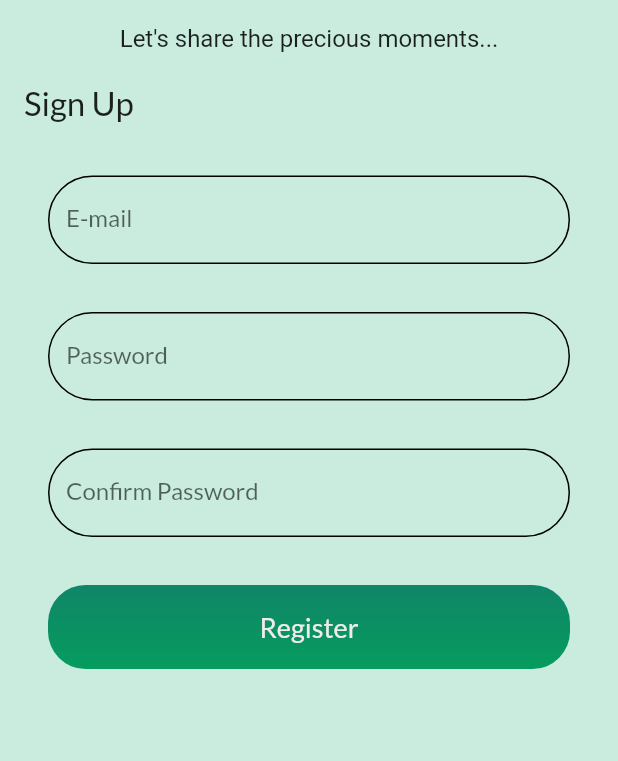
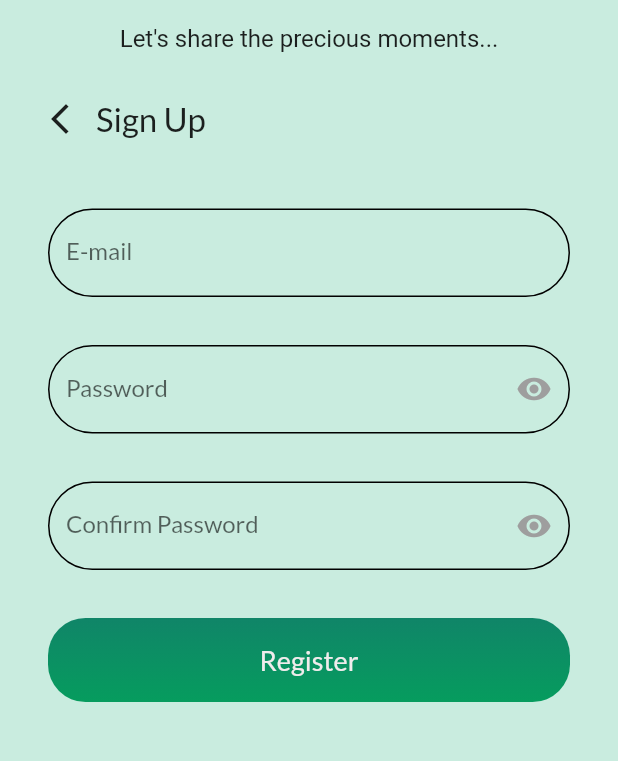
Before and after one commit to AkhilGK/PixMania, a Flutter app: the screen it shows after launch, after a tap on "Sign up.", on a phone screen of 412 x 824 dp, the part 195-956 px from its top. Run offline on Flutter 3.47's test engine with Material 2 defaults, Android fonts, the phone set to English and light mode, and no system bars; our stand-ins replace animated_splash_screen, awesome_dialog, cloud_firestore, firebase_auth, firebase_core, firebase_storage and 5 more; accounts and stored records are empty; Roboto replaces fonts that are missing (Monoton).

Commit message:
bugs fixing started

```diff
--- a/lib/constants/constants.dart
+++ b/lib/constants/constants.dart
@@ -1,4 +1,5 @@
 import 'package:flutter/cupertino.dart';
+import 'package:google_fonts/google_fonts.dart';
 
 const kbox10 = SizedBox(height: 10);
 const kbox20 = SizedBox(height: 20);
@@ -14,3 +15,4 @@ const kboxDecoration = BoxDecoration(
         Color.fromARGB(255, 134, 233, 187),
       ]),
 );
+TextStyle headingStyle = GoogleFonts.monoton(fontSize: 20);
--- a/lib/screens/authenticate/login_screen.dart
+++ b/lib/screens/authenticate/login_screen.dart
@@ -1,5 +1,6 @@
 import 'package:flutter/material.dart';
 import 'package:google_fonts/google_fonts.dart';
+import 'package:lottie/lottie.dart';
 import 'package:pixmania/widgets/login_widgets/appbar.dart';
 import 'package:pixmania/widgets/login_widgets/button.dart';
 import 'package:pixmania/widgets/login_widgets/formfield.dart';
@@ -77,6 +78,7 @@ class _LoginScreenState extends State<LoginScreen> {
                         label: 'Password',
                         hintText: 'Enter your pasword',
                         obscureText: true,
+                        isPassword: true,
                       ),
 
                       SubmitButton(
@@ -167,7 +169,8 @@ class _LoginScreenState extends State<LoginScreen> {
                             },
                           )
                         ],
-                      )
+                      ),
+                      Lottie.asset('assets/animations/animation_lk9dgaz1.zip')
                     ],
                   ),
                 ),
--- a/lib/screens/authenticate/sign_up.dart
+++ b/lib/screens/authenticate/sign_up.dart
@@ -49,8 +49,11 @@ class _SignUpState extends State<SignUp> {
                       style: GoogleFonts.monoton(fontSize: 16)),
                   kbox20,
                   Row(
-                    children: const [
-                      Text(
+                    children: [
+                      IconButton(
+                          onPressed: () => Navigator.of(context).pop(),
+                          icon: const Icon(Icons.arrow_back_ios_new)),
+                      const Text(
                         'Sign Up',
                         style: TextStyle(fontSize: 22),
                       ),
@@ -67,12 +70,14 @@ class _SignUpState extends State<SignUp> {
                     label: 'Password',
                     hintText: 'Enter your pasword',
                     obscureText: true,
+                    isPassword: true,
                   ),
                   CustomFormfield(
                     controller: confirmController,
                     label: 'Confirm Password',
                     hintText: 'Confirm pasword',
                     obscureText: true,
+                    isPassword: true,
                   ),
                   SubmitButton(
                       title: 'Register', onpressfun: _registerButtonPressed),
--- a/lib/screens/other_screens/home.dart
+++ b/lib/screens/other_screens/home.dart
@@ -2,6 +2,7 @@
 
 import 'package:cloud_firestore/cloud_firestore.dart';
 import 'package:flutter/material.dart';
+import 'package:lottie/lottie.dart';
 import 'package:pixmania/constants/constants.dart';
 import 'package:pixmania/widgets/homescreen_widgets/post_card_widget.dart';
 import '../../widgets/login_widgets/name_logo.dart';
@@ -34,10 +35,7 @@ class Home extends StatelessWidget {
             builder: (context, snapshot) {
               if (snapshot.connectionState == ConnectionState.waiting) {
                 return const SliverFillRemaining(
-                  child: Center(
-                    child: CircularProgressIndicator(),
-                  ),
-                );
+                    child: Center(child: RefreshProgressIndicator()));
               } else if (snapshot.hasError) {
                 return SliverFillRemaining(
                   child: Center(
--- a/lib/screens/other_screens/settings_screen.dart
+++ b/lib/screens/other_screens/settings_screen.dart
@@ -203,6 +203,7 @@ class _SettingScreenState extends State<SettingScreen> {
               },
               icon: const Icon(Icons.person),
             ),
+            const Divider(),
             Padding(
               padding: const EdgeInsets.symmetric(horizontal: 30),
               child: SubmitButton(title: 'Log out', onpressfun: logOut),
--- a/lib/widgets/homescreen_widgets/post_card_widget.dart
+++ b/lib/widgets/homescreen_widgets/post_card_widget.dart
@@ -1,3 +1,5 @@
+// ignore_for_file: use_build_context_synchronously
+
 import 'package:awesome_dialog/awesome_dialog.dart';
 import 'package:flutter/material.dart';
 import 'package:intl/intl.dart';
--- a/lib/widgets/login_widgets/formfield.dart
+++ b/lib/widgets/login_widgets/formfield.dart
@@ -1,17 +1,24 @@
 import 'package:flutter/material.dart';
 
-class CustomFormfield extends StatelessWidget {
-  const CustomFormfield(
+class CustomFormfield extends StatefulWidget {
+  CustomFormfield(
       {super.key,
       required this.controller,
       this.hintText,
       this.label,
-      this.obscureText = false});
+      this.obscureText = false,
+      this.isPassword = false});
   final TextEditingController? controller;
   final String? hintText;
   final String? label;
-  final bool obscureText;
+  bool obscureText;
+  bool isPassword;
 
+  @override
+  State<CustomFormfield> createState() => _CustomFormfieldState();
+}
+
+class _CustomFormfieldState extends State<CustomFormfield> {
   @override
   Widget build(BuildContext context) {
     return Padding(
@@ -20,25 +27,37 @@ class CustomFormfield extends StatelessWidget {
         validator: (value) {
           if (value == null ||
               value.isEmpty ||
-              (obscureText && value.length < 6)) {
-            return "Enter a valid ${label!.toLowerCase()}";
+              (widget.obscureText && value.length < 6)) {
+            return "Enter a valid ${widget.label!.toLowerCase()}";
           }
           return null;
         },
-        controller: controller,
-        obscureText: obscureText,
+        controller: widget.controller,
+        obscureText: widget.obscureText,
         // keyboardType: TextInputType.number,
         // maxLength: 12,
         decoration: InputDecoration(
             border: OutlineInputBorder(borderRadius: BorderRadius.circular(50)),
-          hintText: hintText,
-          labelText: label,
+            hintText: widget.hintText,
+            labelText: widget.label,
             disabledBorder: OutlineInputBorder(
               borderRadius: BorderRadius.circular(50),
             ),
             enabledBorder:
                 OutlineInputBorder(borderRadius: BorderRadius.circular(50)),
+            suffixIcon: widget.isPassword
+                ? IconButton(
+                    icon: const Icon(
+                      Icons.remove_red_eye_sharp,
+                      color: Colors.grey,
                     ),
+                    onPressed: () {
+                      setState(() {
+                        widget.obscureText = !widget.obscureText;
+                      });
+                    },
+                  )
+                : const SizedBox()),
       ),
     );
   }
--- a/lib/widgets/profile_widgets/profile_card.dart
+++ b/lib/widgets/profile_widgets/profile_card.dart
@@ -62,7 +62,8 @@ class ProfileCard extends StatelessWidget {
                             ),
                             Text(
                               bio,
-                              style: const TextStyle(color: Colors.black54),
+                              style: const TextStyle(
+                                  color: Colors.black54, fontSize: 18),
                             )
                           ],
                         ),
--- a/lib/widgets/search_widgets/search_result.dart
+++ b/lib/widgets/search_widgets/search_result.dart
@@ -1,5 +1,6 @@
 import 'package:cloud_firestore/cloud_firestore.dart';
 import 'package:flutter/material.dart';
+import 'package:lottie/lottie.dart';
 import 'package:pixmania/user%20model/usermodel.dart';
 
 class SearchResult extends StatelessWidget {
@@ -32,9 +33,8 @@ class SearchResult extends StatelessWidget {
             .toList();
 
         return result.isEmpty
-            ? const Center(
-                child: Text('No result'),
-              )
+            ? Center(
+                child: Lottie.asset('assets/animations/animation_lk7t4l8g.zip'))
             : ListView(
                 physics: const NeverScrollableScrollPhysics(),
                 children: result
--- a/pubspec.yaml
+++ b/pubspec.yaml
@@ -43,6 +43,7 @@ dependencies:
   google_sign_in: ^6.1.4
   image_picker: ^1.0.0
   intl: ^0.18.1
+  lottie: ^2.3.0
   provider: ^6.0.5
   uuid: ^3.0.7
 
@@ -65,6 +66,7 @@ flutter:
     - assets/logo/
     - assets/sign_in/
     - assets/posts/
+    - assets/animations/
   #   - images/a_dot_ham.jpeg
   # An image asset can refer to one or more resolution-specific "variants", see
   # https://flutter.dev/assets-and-images/#resolution-aware
```
Also changed, not shown: lib/screens/authenticate/forget_password.dart (+5 -2 lines), lib/screens/other_screens/follow_unfollow.dart (+13 -8 lines), pubspec.lock, 2 other files. Lines whose indentation alone changed are shown as unchanged.
